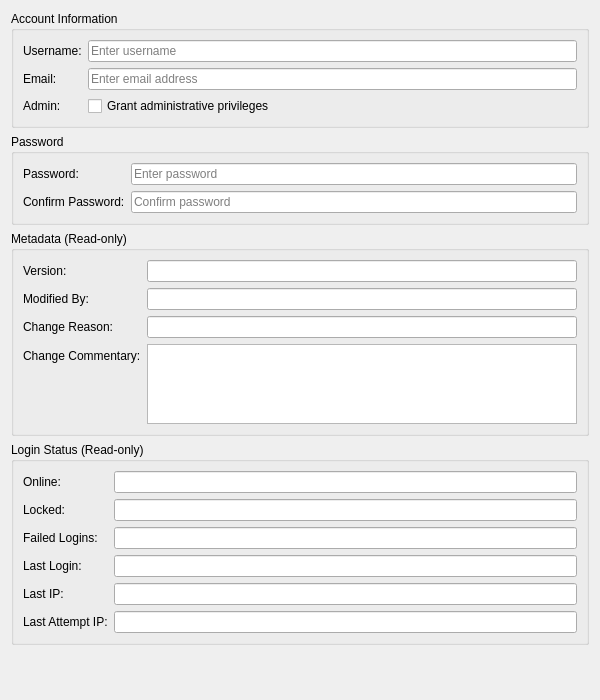
OreStudio/OreStudio, file projects/ores.qt/ui/AccountDetailDialog.ui: the form before one commit.
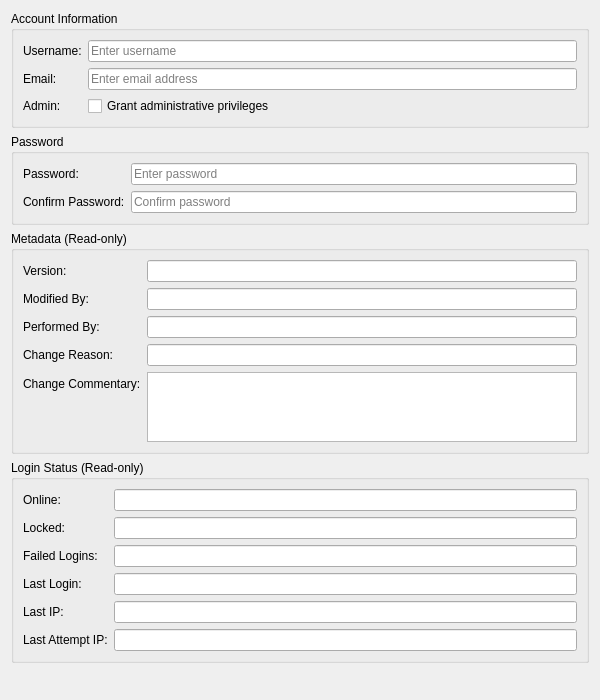
The form after the commit.

Commit message:
[qt] Add Performed By field to remaining detail dialogs
Adds read-only performedByEdit to the metadata section of 13 detail
dialogs that were missing it: Currency, Country, BusinessCentre,
ChangeReason, ChangeReasonCategory, Account, Role, Tenant, TenantType,
FeatureFlag, DatasetBundle, NatureDimension, OriginDimension.

```diff
--- a/projects/ores.qt/ui/AccountDetailDialog.ui
+++ b/projects/ores.qt/ui/AccountDetailDialog.ui
@@ -149,27 +149,42 @@
        </widget>
       </item>
       <item row="2" column="0">
+       <widget class="QLabel" name="labelPerformedBy">
+        <property name="text">
+         <string>Performed By:</string>
+        </property>
+       </widget>
+      </item>
+      <item row="2" column="1">
+       <widget class="QLineEdit" name="performedByEdit">
+        <property name="readOnly">
+         <bool>true</bool>
+        </property>
+       </widget>
+      </item>
+
+      <item row="3" column="0">
        <widget class="QLabel" name="labelChangeReason">
         <property name="text">
          <string>Change Reason:</string>
         </property>
        </widget>
       </item>
-      <item row="2" column="1">
+      <item row="3" column="1">
        <widget class="QLineEdit" name="changeReasonEdit">
         <property name="readOnly">
          <bool>true</bool>
         </property>
        </widget>
       </item>
-      <item row="3" column="0">
+      <item row="4" column="0">
        <widget class="QLabel" name="labelChangeCommentary">
         <property name="text">
          <string>Change Commentary:</string>
         </property>
        </widget>
       </item>
-      <item row="3" column="1">
+      <item row="4" column="1">
        <widget class="QPlainTextEdit" name="changeCommentaryEdit">
         <property name="readOnly">
          <bool>true</bool>
```
The commit also changes 26 other files.
